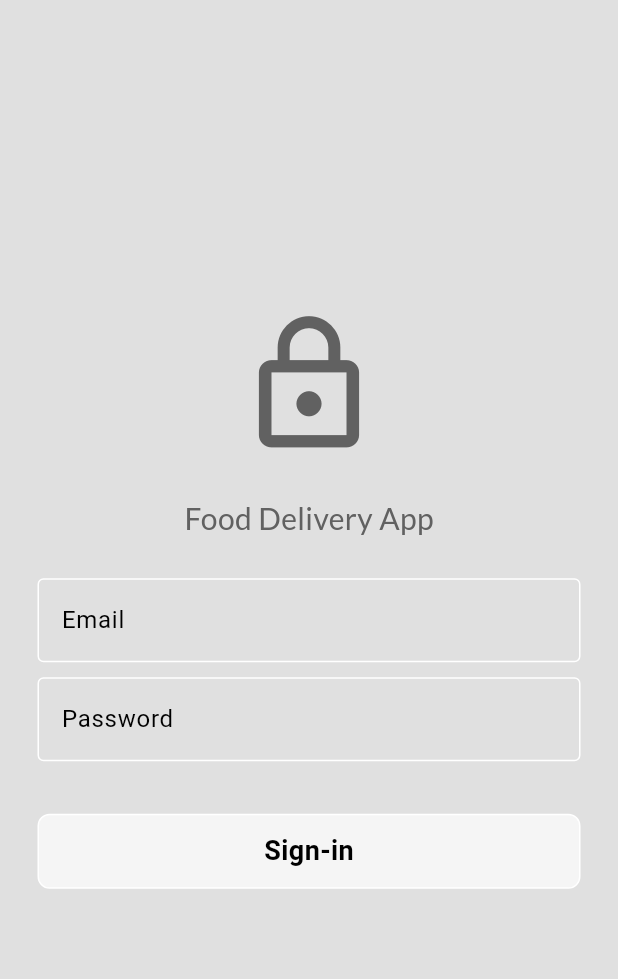
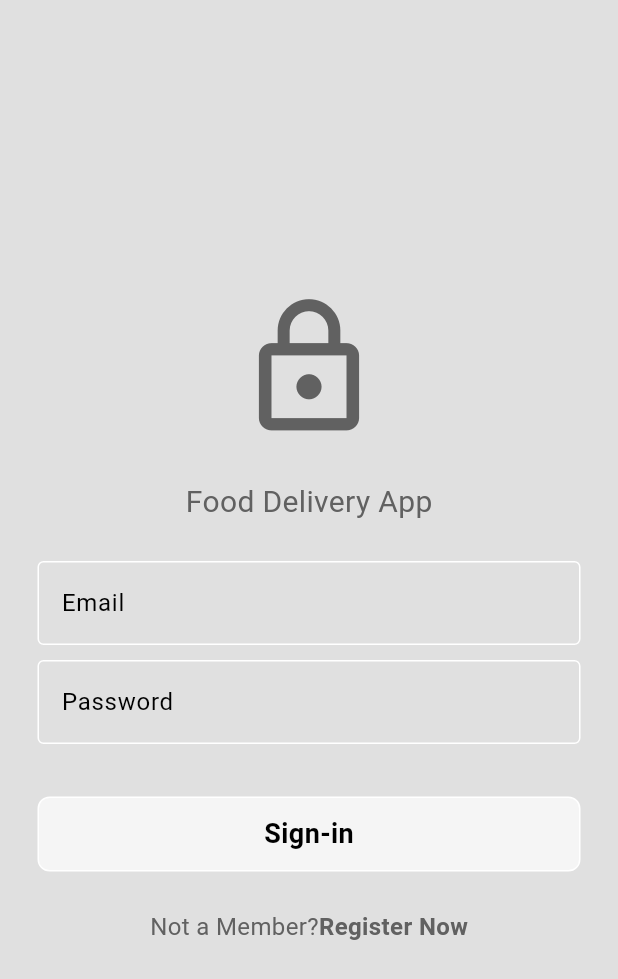
Before and after one commit to SazidKhandaker/Food-Delivery-App, a Flutter app: the screen it shows after launch, on a phone screen of 412 x 824 dp. Shown: the top 979 px of the screen. Run offline on Flutter 3.47's test engine with Material 3 defaults, Android fonts, the phone set to English and light mode, and no system bars; missing offline and left inert: dart:js.

Commit message:
Login page ui done

```diff
--- a/lib/authentication/loginpage.dart
+++ b/lib/authentication/loginpage.dart
@@ -1,7 +1,6 @@
 import 'package:flutter/material.dart';
 import 'package:food_delivery_app/widget/mybutton.dart';
 import 'package:food_delivery_app/widget/textfield.dart';
-import 'package:google_fonts/google_fonts.dart';
 
 class LoginPage extends StatefulWidget {
   const LoginPage({super.key});
@@ -32,11 +31,9 @@ class _LoginPageState extends State<LoginPage> {
               height: 25,
             ),
             Text("Food Delivery App",
-                style: GoogleFonts.lato(
-                  textStyle: TextStyle(
-                    fontSize: 20,
-                    color: Theme.of(context).colorScheme.inversePrimary,
-                  ),
+                style: TextStyle(
+                  fontSize: 20,
+                  color: Theme.of(context).colorScheme.inversePrimary,
                 )),
             SizedBox(
               height: 25,
@@ -58,6 +55,25 @@ class _LoginPageState extends State<LoginPage> {
 
             //Sign_In button
             myButton(ontap: () {}, buttonname: "Sign-in"),
+
+            //Register,
+
+            Row(
+              mainAxisAlignment: MainAxisAlignment.center,
+              children: [
+                Text("Not a Member?",
+                    style: TextStyle(
+                      fontSize: 16,
+                      color: Theme.of(context).colorScheme.inversePrimary,
+                    )),
+                Text("Register Now",
+                    style: TextStyle(
+                      fontWeight: FontWeight.bold,
+                      fontSize: 16,
+                      color: Theme.of(context).colorScheme.inversePrimary,
+                    )),
+              ],
+            )
           ],
         ),
       ),
--- a/pubspec.yaml
+++ b/pubspec.yaml
@@ -36,7 +36,7 @@ dependencies:
   # Use with the CupertinoIcons class for iOS style icons.
   cupertino_icons: ^1.0.2
   provider: ^6.1.2
-  google_fonts: ^6.2.0
+
 
 dev_dependencies:
   flutter_test:
```
Also changed, not shown: pubspec.lock, 1 other file.
